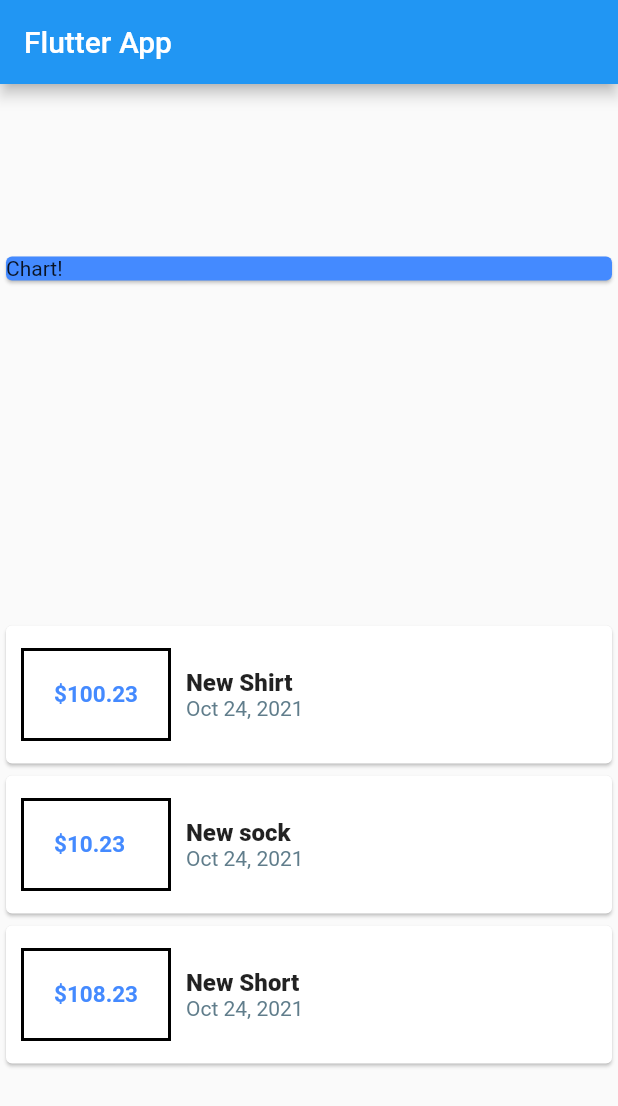
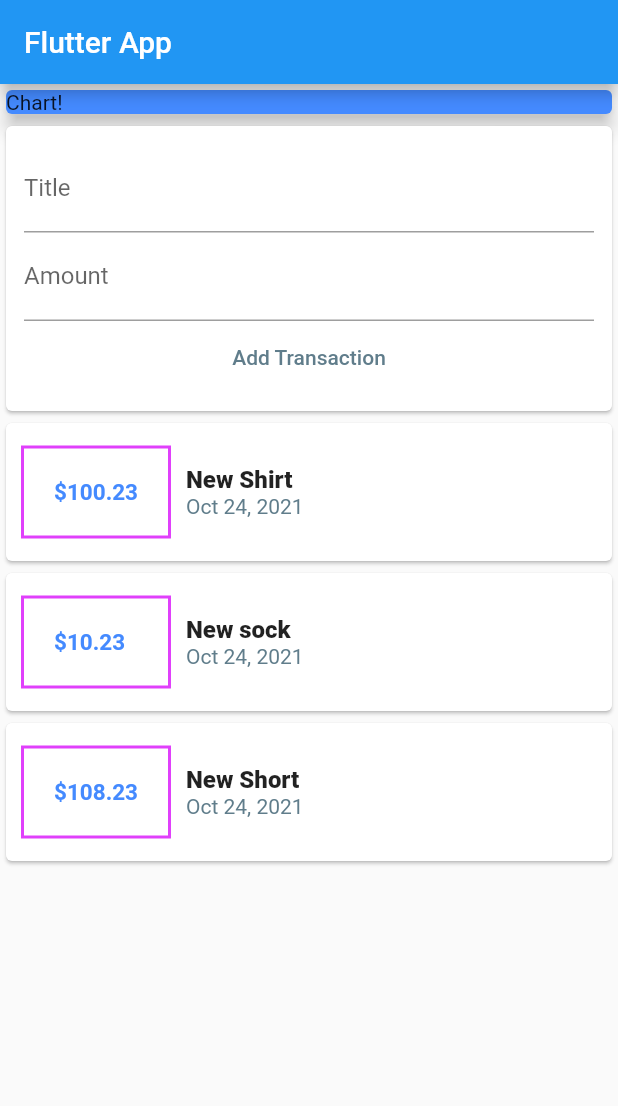
Before and after one commit to shshamim63/Flutter-exxpense-app, a Flutter app: the screen it shows after launch, on a phone screen of 412 x 824 dp. Shown: the top 1106 px of the screen. Run offline on Flutter 3.47's test engine with Material 2 defaults, Android fonts, the phone set to English and light mode, and no system bars.

Commit message:
Refactored the code by importing the UserTransaction widget

```diff
--- a/lib/main.dart
+++ b/lib/main.dart
@@ -1,6 +1,6 @@
 import 'package:flutter/material.dart';
-import 'package:intl/intl.dart';
-import './transaction.dart';
+
+import './widgets/user_transactions.dart';
 
 void main() => runApp(MyApp());
 
@@ -15,34 +15,15 @@ class MyApp extends StatelessWidget {
 }
 
 class MyHomePage extends StatelessWidget {
-  final List<Transaction> transactions = [
-    Transaction(
-      id: 't1',
-      title: 'New Shirt',
-      amount: 100.23,
-      date: DateTime.now(),
-    ),
-    Transaction(
-      id: 't2',
-      title: 'New sock',
-      amount: 10.23,
-      date: DateTime.now(),
-    ),
-    Transaction(
-      id: 't3',
-      title: 'New Short',
-      amount: 108.23,
-      date: DateTime.now(),
-    ),
-  ];
+
+
   @override
   Widget build(BuildContext context) {
     return Scaffold(
       appBar: AppBar(
-        title: Text('Flutter App'),
+        title: const Text('Flutter App'),
       ),
       body: Column(
-        mainAxisAlignment: MainAxisAlignment.spaceAround,
         crossAxisAlignment: CrossAxisAlignment.stretch,
         children: <Widget>[
           Container(
@@ -50,58 +31,10 @@ class MyHomePage extends StatelessWidget {
             child: const Card(
               child: Text('Chart!'),
               color: Colors.blueAccent,
+              elevation: 5,
             ),
           ),
-          Column(
-            children: transactions.map((transaction) {
-              return Card(
-                child: Row(
-                  children: <Widget>[
-                    Container(
-                      width: 100,
-                      margin: const EdgeInsets.symmetric(
-                        vertical: 15,
-                        horizontal: 10,
-                      ),
-                      padding: const EdgeInsets.all(20),
-                      decoration: BoxDecoration(
-                        border: Border.all(
-                          color: Colors.black,
-                          width: 2,
-                        ),
-                      ),
-                      child: Text(
-                        '\$${transaction.amount}',
-                        style: const TextStyle(
-                          fontWeight: FontWeight.bold,
-                          fontSize: 15,
-                          color: Colors.blueAccent,
-                        ),
-                      ),
-                    ),
-                    Column(
-                      crossAxisAlignment: CrossAxisAlignment.start,
-                      children: <Widget>[
-                        Text(
-                          transaction.title,
-                          style: const TextStyle(
-                            fontSize: 16,
-                            fontWeight: FontWeight.w800,
-                          ),
-                        ),
-                        Text(
-                          DateFormat.yMMMd().format(transaction.date),
-                          style: const TextStyle(
-                            color: Colors.blueGrey,
-                          ),
-                        ),
-                      ],
-                    ),
-                  ],
-                ),
-              );
-            }).toList(),
-          ),
+          UserTransaction(),
         ],
       ),
     );
```
